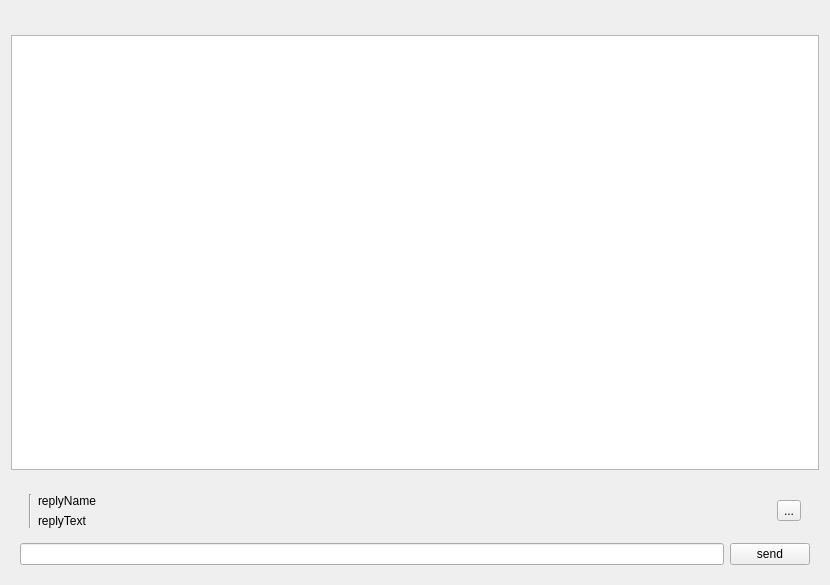
Above: client/chatviewwidget.ui from kex1tu/sm_msg before the change. Below: the same form after it.
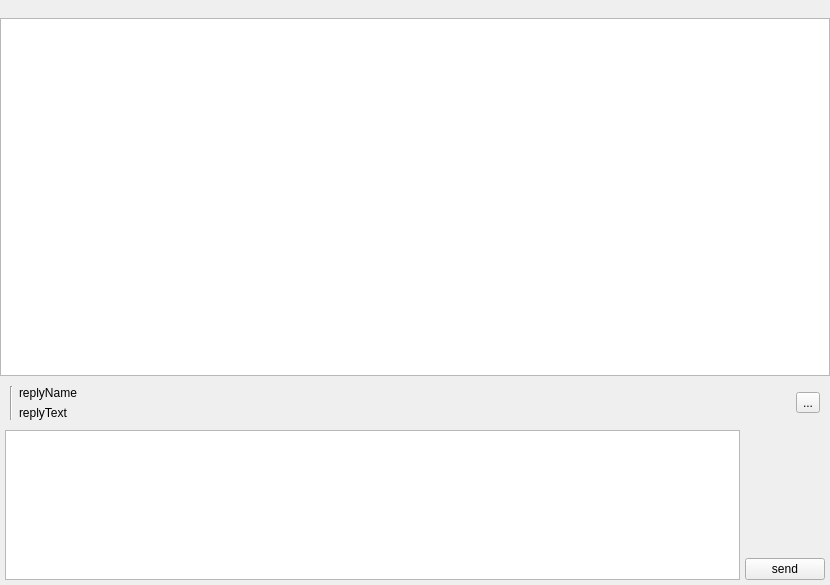
That is the form after the change. Icons and pictures are not drawn. Custom widgets are drawn as their Qt base class.

Diff of the .ui file:
```diff
--- a/client/chatviewwidget.ui
+++ b/client/chatviewwidget.ui
@@ -13,7 +13,22 @@
   <property name="windowTitle">
    <string>Form</string>
   </property>
-  <layout class="QVBoxLayout" name="verticalLayout_2">
+  <layout class="QVBoxLayout" name="verticalLayout_2" stretch="0,1,0">
+   <property name="spacing">
+    <number>0</number>
+   </property>
+   <property name="leftMargin">
+    <number>0</number>
+   </property>
+   <property name="topMargin">
+    <number>0</number>
+   </property>
+   <property name="rightMargin">
+    <number>0</number>
+   </property>
+   <property name="bottomMargin">
+    <number>0</number>
+   </property>
    <item>
     <widget class="QWidget" name="headerWidget" native="true">
      <property name="sizePolicy">
@@ -30,8 +45,35 @@
    </item>
    <item>
     <widget class="QWidget" name="messageInputWidget" native="true">
+     <property name="sizePolicy">
+      <sizepolicy hsizetype="Preferred" vsizetype="Preferred">
+       <horstretch>0</horstretch>
+       <verstretch>0</verstretch>
+      </sizepolicy>
+     </property>
+     <property name="maximumSize">
+      <size>
+       <width>16777215</width>
+       <height>16777215</height>
+      </size>
+     </property>
      <layout class="QGridLayout" name="gridLayout">
-      <item row="2" column="1">
+      <property name="leftMargin">
+       <number>5</number>
+      </property>
+      <property name="topMargin">
+       <number>5</number>
+      </property>
+      <property name="rightMargin">
+       <number>5</number>
+      </property>
+      <property name="bottomMargin">
+       <number>5</number>
+      </property>
+      <property name="spacing">
+       <number>5</number>
+      </property>
+      <item row="3" column="1" alignment="Qt::AlignmentFlag::AlignBottom">
        <widget class="QPushButton" name="sendButton">
         <property name="sizePolicy">
          <sizepolicy hsizetype="Fixed" vsizetype="Fixed">
@@ -44,12 +86,33 @@
         </property>
        </widget>
       </item>
-      <item row="2" column="0">
-       <widget class="QLineEdit" name="messageLineEdit"/>
-      </item>
       <item row="1" column="0" colspan="2">
        <widget class="QWidget" name="replyWidget" native="true">
+        <property name="sizePolicy">
+         <sizepolicy hsizetype="Preferred" vsizetype="Fixed">
+          <horstretch>0</horstretch>
+          <verstretch>0</verstretch>
+         </sizepolicy>
+        </property>
+        <property name="maximumSize">
+         <size>
+          <width>16777215</width>
+          <height>16777215</height>
+         </size>
+        </property>
         <layout class="QHBoxLayout" name="horizontalLayout">
+         <property name="leftMargin">
+          <number>5</number>
+         </property>
+         <property name="topMargin">
+          <number>5</number>
+         </property>
+         <property name="rightMargin">
+          <number>5</number>
+         </property>
+         <property name="bottomMargin">
+          <number>5</number>
+         </property>
          <item>
           <widget class="QFrame" name="replyColorBar">
            <property name="frameShape">
@@ -92,6 +155,28 @@
         </layout>
        </widget>
       </item>
+      <item row="3" column="0">
+       <widget class="SmoothTextEdit" name="messageTextEdit">
+        <property name="sizePolicy">
+         <sizepolicy hsizetype="Expanding" vsizetype="MinimumExpanding">
+          <horstretch>0</horstretch>
+          <verstretch>0</verstretch>
+         </sizepolicy>
+        </property>
+        <property name="minimumSize">
+         <size>
+          <width>0</width>
+          <height>36</height>
+         </size>
+        </property>
+        <property name="maximumSize">
+         <size>
+          <width>16777215</width>
+          <height>150</height>
+         </size>
+        </property>
+       </widget>
+      </item>
      </layout>
     </widget>
    </item>
@@ -103,6 +188,11 @@
    <extends>QListView</extends>
    <header location="global">smoothlistview.h</header>
   </customwidget>
+  <customwidget>
+   <class>SmoothTextEdit</class>
+   <extends>QTextEdit</extends>
+   <header location="global">smoothtextedit.h</header>
+  </customwidget>
  </customwidgets>
  <resources>
   <include location="resources.qrc"/>
```
